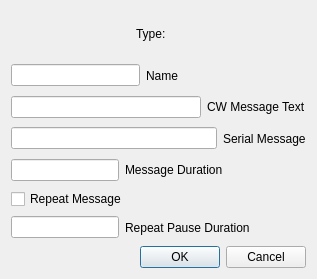
Before: the Qt Designer form mqt/MqtLogger/txvmrigbuttondialog.ui in Rsclub22/Minos2-Mirror, drawn with Qt 5.
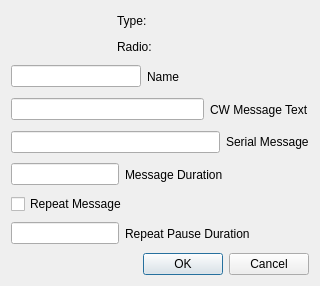
After: the same form once the commit is applied.

```diff
--- a/mqt/MqtLogger/txvmrigbuttondialog.ui
+++ b/mqt/MqtLogger/txvmrigbuttondialog.ui
@@ -6,14 +6,14 @@
    <rect>
     <x>0</x>
     <y>0</y>
-    <width>317</width>
-    <height>279</height>
+    <width>320</width>
+    <height>286</height>
    </rect>
   </property>
   <property name="windowTitle">
    <string>Rig Keyer Button Setup</string>
   </property>
-  <layout class="QVBoxLayout" name="verticalLayout">
+  <layout class="QVBoxLayout" name="verticalLayout_2">
    <item>
     <layout class="QHBoxLayout" name="horizontalLayout">
      <item>
@@ -30,6 +30,10 @@
       </spacer>
      </item>
      <item>
+      <layout class="QVBoxLayout" name="verticalLayout">
+       <item>
+        <layout class="QHBoxLayout" name="horizontalLayout_7">
+         <item>
       <widget class="QLabel" name="label_3">
        <property name="text">
         <string>Type: </string>
@@ -42,6 +46,54 @@
         <string/>
        </property>
       </widget>
+         </item>
+         <item>
+          <spacer name="horizontalSpacer_7">
+           <property name="orientation">
+            <enum>Qt::Horizontal</enum>
+           </property>
+           <property name="sizeHint" stdset="0">
+            <size>
+             <width>40</width>
+             <height>20</height>
+            </size>
+           </property>
+          </spacer>
+         </item>
+        </layout>
+       </item>
+       <item>
+        <layout class="QHBoxLayout" name="horizontalLayout_8">
+         <item>
+          <widget class="QLabel" name="label_4">
+           <property name="text">
+            <string>Radio:</string>
+           </property>
+          </widget>
+         </item>
+         <item>
+          <spacer name="horizontalSpacer_6">
+           <property name="orientation">
+            <enum>Qt::Horizontal</enum>
+           </property>
+           <property name="sizeHint" stdset="0">
+            <size>
+             <width>40</width>
+             <height>20</height>
+            </size>
+           </property>
+          </spacer>
+         </item>
+         <item>
+          <widget class="QLabel" name="radioNameLbl">
+           <property name="text">
+            <string/>
+           </property>
+          </widget>
+         </item>
+        </layout>
+       </item>
+      </layout>
      </item>
      <item>
       <spacer name="horizontalSpacer_2">
```
Lines whose indentation alone changed are shown as unchanged.
